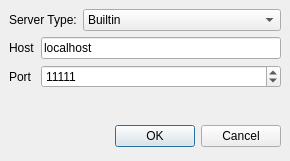
wildmichael/ParaView3-enhancements-old, file Qt/Components/Resources/UI/pqServerBrowser.ui: the form before one commit.
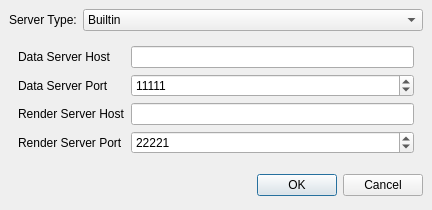
The form after the commit.

Commit message: ENH: Added support for making reverse connections from the GUI ENH: Removed redundant serverCreated() signal from pqApplicationCore

What changed in the file:
```diff
--- a/Qt/Components/Resources/UI/pqServerBrowser.ui
+++ b/Qt/Components/Resources/UI/pqServerBrowser.ui
@@ -8,8 +8,8 @@
    <rect>
     <x>0</x>
     <y>0</y>
-    <width>290</width>
-    <height>161</height>
+    <width>376</width>
+    <height>210</height>
    </rect>
   </property>
   <property name="windowTitle" >
@@ -41,7 +41,7 @@
       </widget>
      </item>
      <item>
-      <widget class="QComboBox" name="ServerType" >
+      <widget class="QComboBox" name="serverType" >
        <property name="sizePolicy" >
         <sizepolicy>
          <hsizetype>7</hsizetype>
@@ -60,18 +60,59 @@
          <string>Client / Server</string>
         </property>
        </item>
+       <item>
+        <property name="text" >
+         <string>Client / Server (reverse connection)</string>
+        </property>
+       </item>
+       <item>
+        <property name="text" >
+         <string>Client / Data Server / Render Server</string>
+        </property>
+       </item>
+       <item>
+        <property name="text" >
+         <string>Client / Data Server / Render Server (reverse connection)</string>
+        </property>
+       </item>
       </widget>
      </item>
     </layout>
    </item>
    <item>
+    <widget class="QStackedWidget" name="stackedWidget" >
+     <property name="currentIndex" >
+      <number>2</number>
+     </property>
+     <widget class="QWidget" name="page_1" />
+     <widget class="QWidget" name="page_2" >
     <layout class="QGridLayout" >
      <property name="margin" >
-      <number>0</number>
+        <number>9</number>
      </property>
      <property name="spacing" >
       <number>6</number>
      </property>
+       <item row="0" column="1" >
+        <widget class="QLineEdit" name="host" >
+         <property name="text" >
+          <string>localhost</string>
+         </property>
+        </widget>
+       </item>
+       <item row="1" column="1" >
+        <widget class="QSpinBox" name="port" >
+         <property name="maximum" >
+          <number>65535</number>
+         </property>
+         <property name="minimum" >
+          <number>1</number>
+         </property>
+         <property name="value" >
+          <number>11111</number>
+         </property>
+        </widget>
+       </item>
      <item row="0" column="0" >
       <widget class="QLabel" name="label_2_2" >
        <property name="text" >
@@ -86,15 +127,34 @@
        </property>
       </widget>
      </item>
-     <item row="0" column="1" >
-      <widget class="QLineEdit" name="HostName" >
-       <property name="text" >
-        <string>localhost</string>
-       </property>
-      </widget>
+       <item row="2" column="1" >
+        <spacer>
+         <property name="orientation" >
+          <enum>Qt::Vertical</enum>
+         </property>
+         <property name="sizeHint" >
+          <size>
+           <width>20</width>
+           <height>40</height>
+          </size>
+         </property>
+        </spacer>
+       </item>
+      </layout>
+     </widget>
+     <widget class="QWidget" name="page_3" >
+      <layout class="QGridLayout" >
+       <property name="margin" >
+        <number>9</number>
+       </property>
+       <property name="spacing" >
+        <number>6</number>
+       </property>
+       <item row="2" column="1" >
+        <widget class="QLineEdit" name="renderServerHost" />
      </item>
      <item row="1" column="1" >
-      <widget class="QSpinBox" name="PortNumber" >
+        <widget class="QSpinBox" name="dataServerPort" >
        <property name="maximum" >
         <number>65535</number>
        </property>
@@ -106,7 +166,53 @@
        </property>
       </widget>
      </item>
-    </layout>
+       <item row="0" column="0" >
+        <widget class="QLabel" name="label" >
+         <property name="text" >
+          <string>Data Server Host</string>
+         </property>
+        </widget>
+       </item>
+       <item row="1" column="0" >
+        <widget class="QLabel" name="label_2" >
+         <property name="text" >
+          <string>Data Server Port</string>
+         </property>
+        </widget>
+       </item>
+       <item row="2" column="0" >
+        <widget class="QLabel" name="label_3" >
+         <property name="text" >
+          <string>Render Server Host</string>
+         </property>
+        </widget>
+       </item>
+       <item row="3" column="0" >
+        <widget class="QLabel" name="label_5" >
+         <property name="text" >
+          <string>Render Server Port</string>
+         </property>
+        </widget>
+       </item>
+       <item row="0" column="1" >
+        <widget class="QLineEdit" name="dataServerHost" />
+       </item>
+       <item row="3" column="1" >
+        <widget class="QSpinBox" name="renderServerPort" >
+         <property name="maximum" >
+          <number>65535</number>
+         </property>
+         <property name="minimum" >
+          <number>1</number>
+         </property>
+         <property name="value" >
+          <number>22221</number>
+         </property>
+        </widget>
+       </item>
+      </layout>
+     </widget>
+    </widget>
    </item>
    <item>
     <spacer>
```
Lines whose indentation alone changed are shown as unchanged. The commit also changes 12 other files.
